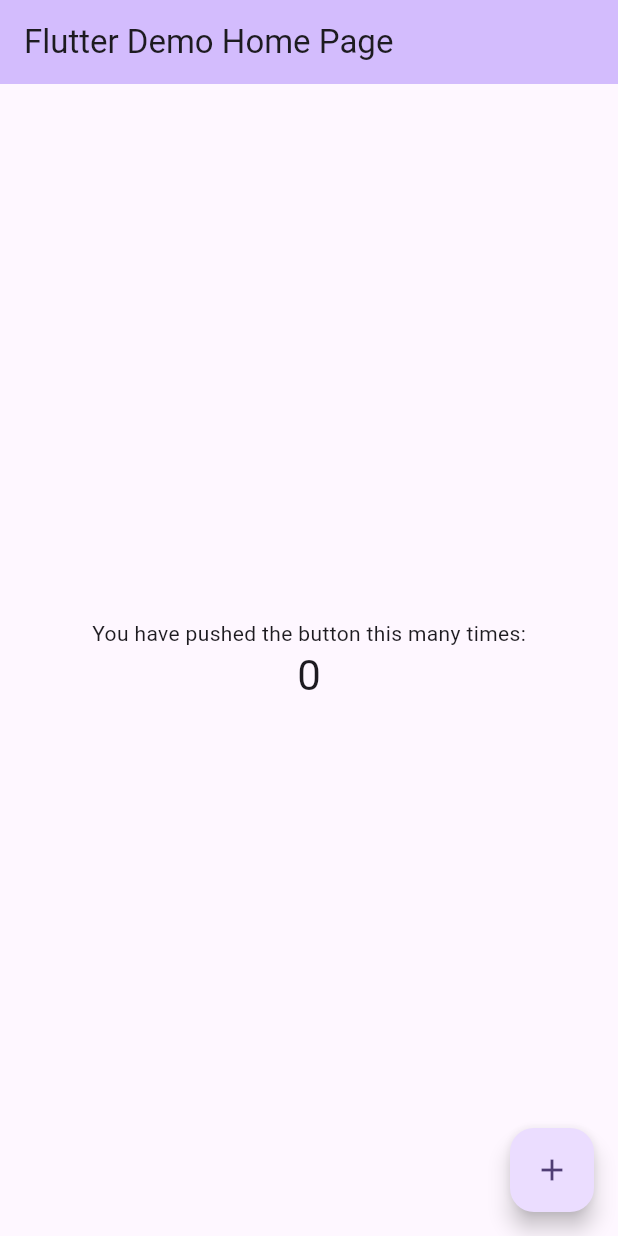
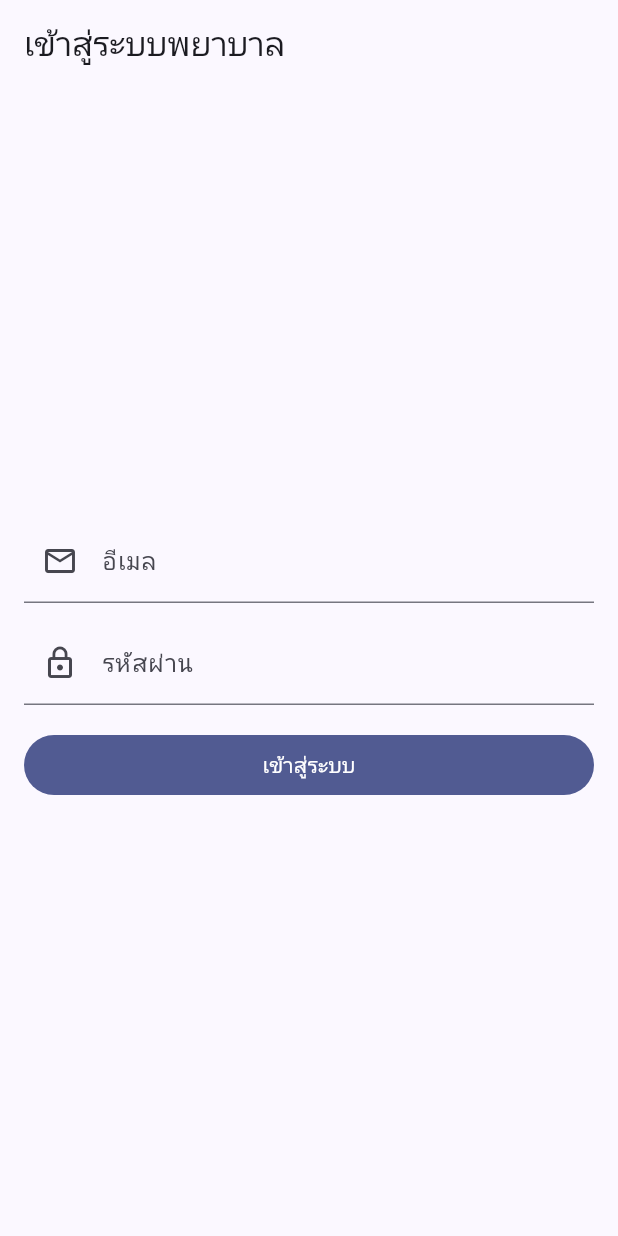
Before and after one commit to UdomUdom/shift-management-system, a Flutter app: the screen it shows after launch, on a phone screen of 412 x 824 dp. Run offline on Flutter 3.47's test engine with Material 3 defaults, Android fonts, the phone set to English and light mode, and no system bars.

Commit message:
update ui

```diff
--- a/fluttermobile/lib/main.dart
+++ b/fluttermobile/lib/main.dart
@@ -1,122 +1,22 @@
 import 'package:flutter/material.dart';
+import 'pages/login_page.dart';
 
 void main() {
-  runApp(const MyApp());
+  runApp(const NurseApp());
 }
 
-class MyApp extends StatelessWidget {
-  const MyApp({super.key});
+class NurseApp extends StatelessWidget {
+  const NurseApp({super.key});
 
-  // This widget is the root of your application.
   @override
   Widget build(BuildContext context) {
     return MaterialApp(
-      title: 'Flutter Demo',
+      title: 'Nurse Shift App',
       theme: ThemeData(
-        // This is the theme of your application.
-        //
-        // TRY THIS: Try running your application with "flutter run". You'll see
-        // the application has a purple toolbar. Then, without quitting the app,
-        // try changing the seedColor in the colorScheme below to Colors.green
-        // and then invoke "hot reload" (save your changes or press the "hot
-        // reload" button in a Flutter-supported IDE, or press "r" if you used
-        // the command line to start the app).
-        //
-        // Notice that the counter didn't reset back to zero; the application
-        // state is not lost during the reload. To reset the state, use hot
-        // restart instead.
-        //
-        // This works for code too, not just values: Most code changes can be
-        // tested with just a hot reload.
-        colorScheme: ColorScheme.fromSeed(seedColor: Colors.deepPurple),
+        colorScheme: ColorScheme.fromSeed(seedColor: Colors.indigo),
+        useMaterial3: true,
       ),
-      home: const MyHomePage(title: 'Flutter Demo Home Page'),
+      home: const LoginPage(),
     );
   }
 }
-
-class MyHomePage extends StatefulWidget {
-  const MyHomePage({super.key, required this.title});
-
-  // This widget is the home page of your application. It is stateful, meaning
-  // that it has a State object (defined below) that contains fields that affect
-  // how it looks.
-
-  // This class is the configuration for the state. It holds the values (in this
-  // case the title) provided by the parent (in this case the App widget) and
-  // used by the build method of the State. Fields in a Widget subclass are
-  // always marked "final".
-
-  final String title;
-
-  @override
-  State<MyHomePage> createState() => _MyHomePageState();
-}
-
-class _MyHomePageState extends State<MyHomePage> {
-  int _counter = 0;
-
-  void _incrementCounter() {
-    setState(() {
-      // This call to setState tells the Flutter framework that something has
-      // changed in this State, which causes it to rerun the build method below
-      // so that the display can reflect the updated values. If we changed
-      // _counter without calling setState(), then the build method would not be
-      // called again, and so nothing would appear to happen.
-      _counter++;
-    });
-  }
-
-  @override
-  Widget build(BuildContext context) {
-    // This method is rerun every time setState is called, for instance as done
-    // by the _incrementCounter method above.
-    //
-    // The Flutter framework has been optimized to make rerunning build methods
-    // fast, so that you can just rebuild anything that needs updating rather
-    // than having to individually change instances of widgets.
-    return Scaffold(
-      appBar: AppBar(
-        // TRY THIS: Try changing the color here to a specific color (to
-        // Colors.amber, perhaps?) and trigger a hot reload to see the AppBar
-        // change color while the other colors stay the same.
-        backgroundColor: Theme.of(context).colorScheme.inversePrimary,
-        // Here we take the value from the MyHomePage object that was created by
-        // the App.build method, and use it to set our appbar title.
-        title: Text(widget.title),
-      ),
-      body: Center(
-        // Center is a layout widget. It takes a single child and positions it
-        // in the middle of the parent.
-        child: Column(
-          // Column is also a layout widget. It takes a list of children and
-          // arranges them vertically. By default, it sizes itself to fit its
-          // children horizontally, and tries to be as tall as its parent.
-          //
-          // Column has various properties to control how it sizes itself and
-          // how it positions its children. Here we use mainAxisAlignment to
-          // center the children vertically; the main axis here is the vertical
-          // axis because Columns are vertical (the cross axis would be
-          // horizontal).
-          //
-          // TRY THIS: Invoke "debug painting" (choose the "Toggle Debug Paint"
-          // action in the IDE, or press "p" in the console), to see the
-          // wireframe for each widget.
-          mainAxisAlignment: MainAxisAlignment.center,
-          children: <Widget>[
-            const Text('You have pushed the button this many times:'),
-            Text(
-              '$_counter',
-              style: Theme.of(context).textTheme.headlineMedium,
-            ),
-          ],
-        ),
-      ),
-      floatingActionButton: FloatingActionButton(
-        onPressed: _incrementCounter,
-        tooltip: 'Increment',
-        child: const Icon(Icons.add),
-      ), // This trailing comma makes auto-formatting nicer for build methods.
-    );
-  }
-}
--- /dev/null
+++ b/fluttermobile/lib/models/user.dart
@@ -0,0 +1,20 @@
+class UserModel {
+  final String id;
+  final String name;
+  final String email;
+  final String role; // 'nurse' | 'head_nurse'
+
+  const UserModel({
+    required this.id,
+    required this.name,
+    required this.email,
+    required this.role,
+  });
+
+  factory UserModel.fromJson(Map<String, dynamic> json) => UserModel(
+        id: json['id'] as String,
+        name: (json['name'] ?? '') as String,
+        email: (json['email'] ?? '') as String,
+        role: (json['role'] ?? '') as String,
+      );
+}
--- /dev/null
+++ b/fluttermobile/lib/pages/login_page.dart
@@ -0,0 +1,116 @@
+import 'package:flutter/material.dart';
+import '../api/api_client.dart';
+import '../models/user.dart';
+import '../session.dart';
+import 'home_page.dart';
+
+class LoginPage extends StatefulWidget {
+  const LoginPage({super.key});
+
+  @override
+  State<LoginPage> createState() => _LoginPageState();
+}
+
+class _LoginPageState extends State<LoginPage> {
+  final _formKey = GlobalKey<FormState>();
+  final _emailCtrl = TextEditingController();
+  final _passwordCtrl = TextEditingController();
+  bool _loading = false;
+  String? _error;
+
+  final ApiClient _api = ApiClient(baseUrl: defaultApiBaseUrl);
+
+  Future<void> _submit() async {
+    if (!_formKey.currentState!.validate()) return;
+    setState(() {
+      _loading = true;
+      _error = null;
+    });
+    try {
+      final (token, userMap) = await _api.login(
+        email: _emailCtrl.text.trim(),
+        password: _passwordCtrl.text,
+      );
+      final user = UserModel.fromJson(userMap);
+      if (user.role != 'nurse') {
+        throw Exception('สำหรับพยาบาลเท่านั้น (role: nurse)');
+      }
+      if (!mounted) return;
+      Navigator.of(context).pushReplacement(
+        MaterialPageRoute(
+          builder: (_) => HomePage(session: Session(token: token, user: user)),
+        ),
+      );
+    } catch (e) {
+      setState(() => _error = e.toString());
+    } finally {
+      if (mounted) setState(() => _loading = false);
+    }
+  }
+
+  @override
+  Widget build(BuildContext context) {
+    return Scaffold(
+      appBar: AppBar(title: const Text('เข้าสู่ระบบพยาบาล')),
+      body: Padding(
+        padding: const EdgeInsets.all(16.0),
+        child: Center(
+          child: ConstrainedBox(
+            constraints: const BoxConstraints(maxWidth: 420),
+            child: Form(
+              key: _formKey,
+              child: Column(
+                mainAxisSize: MainAxisSize.min,
+                children: [
+                  TextFormField(
+                    controller: _emailCtrl,
+                    decoration: const InputDecoration(
+                      labelText: 'อีเมล',
+                      prefixIcon: Icon(Icons.email_outlined),
+                    ),
+                    keyboardType: TextInputType.emailAddress,
+                    validator: (v) =>
+                        (v == null || v.isEmpty) ? 'กรอกอีเมล' : null,
+                  ),
+                  const SizedBox(height: 12),
+                  TextFormField(
+                    controller: _passwordCtrl,
+                    decoration: const InputDecoration(
+                      labelText: 'รหัสผ่าน',
+                      prefixIcon: Icon(Icons.lock_outline),
+                    ),
+                    obscureText: true,
+                    validator: (v) =>
+                        (v == null || v.isEmpty) ? 'กรอกรหัสผ่าน' : null,
+                  ),
+                  const SizedBox(height: 16),
+                  if (_error != null)
+                    Padding(
+                      padding: const EdgeInsets.only(bottom: 8.0),
+                      child: Text(
+                        _error!,
+                        style: const TextStyle(color: Colors.red),
+                      ),
+                    ),
+                  SizedBox(
+                    width: double.infinity,
+                    child: FilledButton(
+                      onPressed: _loading ? null : _submit,
+                      child: _loading
+                          ? const SizedBox(
+                              height: 20,
+                              width: 20,
+                              child: CircularProgressIndicator(strokeWidth: 2),
+                            )
+                          : const Text('เข้าสู่ระบบ'),
+                    ),
+                  ),
+                ],
+              ),
+            ),
+          ),
+        ),
+      ),
+    );
+  }
+}
--- /dev/null
+++ b/fluttermobile/lib/session.dart
@@ -0,0 +1,7 @@
+import 'models/user.dart';
+
+class Session {
+  final String token;
+  final UserModel user;
+  const Session({required this.token, required this.user});
+}
```
Also changed, not shown: fluttermobile/lib/api/api_client.dart (added, +83 -0 lines), fluttermobile/lib/models/schedule.dart (added, +31 -0 lines), fluttermobile/lib/pages/home_page.dart (added, +55 -0 lines), fluttermobile/lib/pages/leave_request_page.dart (added, +161 -0 lines), fluttermobile/lib/pages/schedule_page.dart (added, +99 -0 lines).
